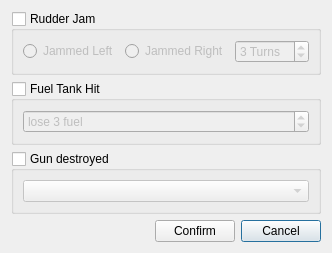
Above: turn_logger/EffectsSelectionDialog.ui from wchamilton/CEManeuverLog before the change. Below: the same form after it.
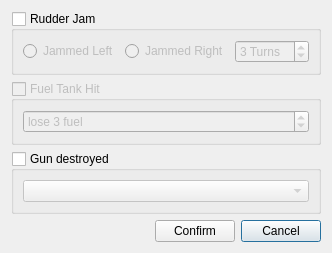
That is the form after the change.

Commit message: Initial control idea won't work. Need to tie the chit effects into the turn model instead of just the plane model

The edit to the form file:
```diff
--- a/turn_logger/EffectsSelectionDialog.ui
+++ b/turn_logger/EffectsSelectionDialog.ui
@@ -103,6 +103,9 @@
    </item>
    <item row="1" column="0" colspan="3">
     <widget class="QGroupBox" name="fuelLostBox">
+     <property name="enabled">
+      <bool>false</bool>
+     </property>
      <property name="title">
       <string>Fuel Tank Hit</string>
      </property>
```
The commit also changes 2 other files.
